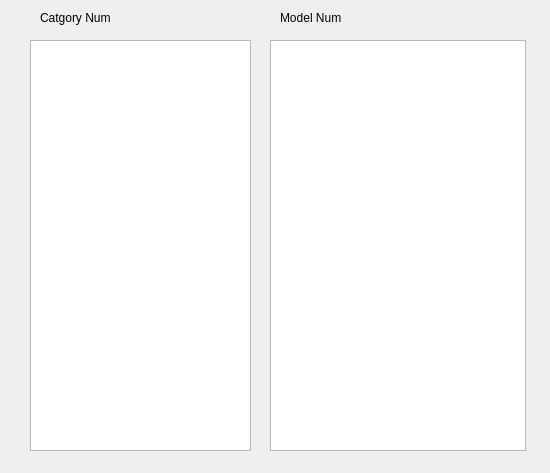
Qt form scene_lab/modeldbviewer_widget.ui (maruitx/text2scene-learning) before a commit.
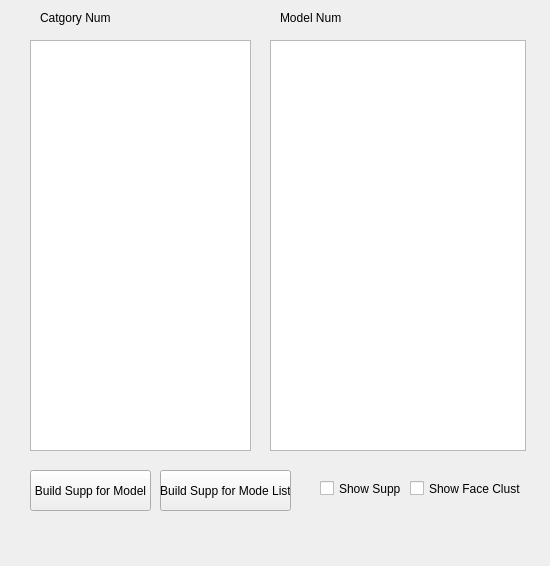
The same form after that commit.

Commit message: porting SuppPlane in

What changed in the file:
```diff
--- a/scene_lab/modeldbviewer_widget.ui
+++ b/scene_lab/modeldbviewer_widget.ui
@@ -7,7 +7,7 @@
     <x>0</x>
     <y>0</y>
     <width>550</width>
-    <height>473</height>
+    <height>566</height>
    </rect>
   </property>
   <property name="windowTitle">
@@ -59,6 +59,58 @@
     <string>Model Num</string>
    </property>
   </widget>
+  <widget class="QPushButton" name="buildSuppForModelButton">
+   <property name="geometry">
+    <rect>
+     <x>30</x>
+     <y>470</y>
+     <width>121</width>
+     <height>41</height>
+    </rect>
+   </property>
+   <property name="text">
+    <string>Build Supp for Model</string>
+   </property>
+  </widget>
+  <widget class="QPushButton" name="buildSuppForModelListButton">
+   <property name="geometry">
+    <rect>
+     <x>160</x>
+     <y>470</y>
+     <width>131</width>
+     <height>41</height>
+    </rect>
+   </property>
+   <property name="text">
+    <string>Build Supp for Mode List</string>
+   </property>
+  </widget>
+  <widget class="QCheckBox" name="showSuppCheckBox">
+   <property name="geometry">
+    <rect>
+     <x>320</x>
+     <y>480</y>
+     <width>81</width>
+     <height>17</height>
+    </rect>
+   </property>
+   <property name="text">
+    <string>Show Supp</string>
+   </property>
+  </widget>
+  <widget class="QCheckBox" name="showFaceClustersCheckBox">
+   <property name="geometry">
+    <rect>
+     <x>410</x>
+     <y>480</y>
+     <width>111</width>
+     <height>17</height>
+    </rect>
+   </property>
+   <property name="text">
+    <string>Show Face Cluster</string>
+   </property>
+  </widget>
  </widget>
  <layoutdefault spacing="6" margin="11"/>
  <resources/>
```
The commit also changes 16 other files.
